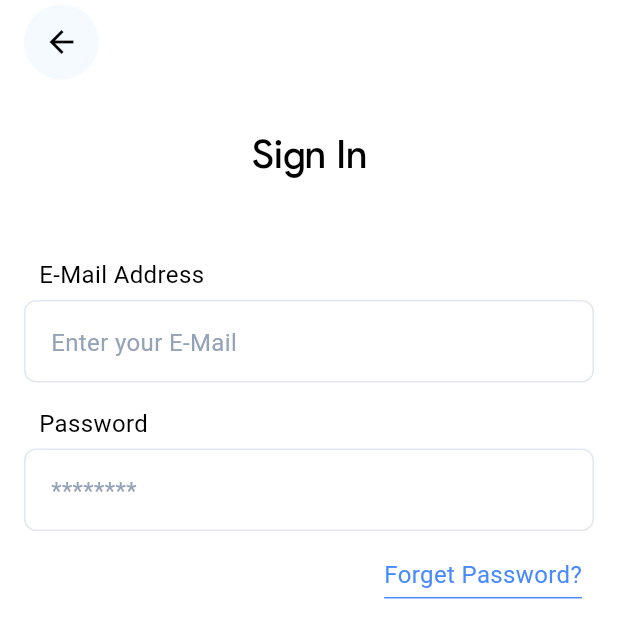
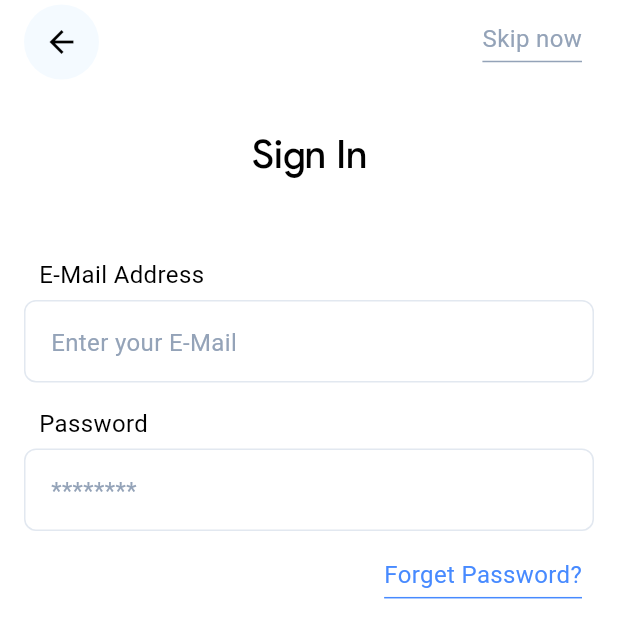
Before and after one commit to ABYUSUF1/ionic, a Flutter app: the screen it shows after launch, after a tap on "GO TO Auth", on a phone screen of 412 x 824 dp, the top half of it. Run offline on Flutter 3.47's test engine with Material 3 defaults, Android fonts, the phone set to English and light mode, and no system bars; our stand-ins replace animate_do, device_preview, firebase_auth, flutter_svg, go_router, google_sign_in; accounts and stored records are empty; project files that could hold a hidden picture were left out.

Commit message:
Enhance CustomUnderlineButton to accept color parameter; but skip button in sign in view to skip auth

```diff
--- a/lib/core/widgets/buttons/custom_underline_button.dart
+++ b/lib/core/widgets/buttons/custom_underline_button.dart
@@ -4,7 +4,13 @@ import 'package:ionic/core/theme/app_colors.dart';
 class CustomUnderlineButton extends StatelessWidget {
   final void Function()? onPressed;
   final String text;
-  const CustomUnderlineButton({super.key, this.onPressed, required this.text});
+  final Color? color;
+  const CustomUnderlineButton({
+    super.key,
+    this.onPressed,
+    this.color,
+    required this.text,
+  });
 
   @override
   Widget build(BuildContext context) {
@@ -22,7 +28,7 @@ class CustomUnderlineButton extends StatelessWidget {
           decoration: BoxDecoration(
             border: Border(
               bottom: BorderSide(
-                color: AppColors.primaryColor,
+                color: color ?? AppColors.primaryColor,
                 width: 1.0, // Underline thickness
               ),
             ),
@@ -30,7 +36,7 @@ class CustomUnderlineButton extends StatelessWidget {
           child: Text(
             text,
             style: theme.textTheme.bodyMedium!.copyWith(
-              color: AppColors.primaryColor,
+              color: color ?? AppColors.primaryColor,
             ),
           ),
         ),
--- a/lib/features/auth/presentation/views/sign_in_view.dart
+++ b/lib/features/auth/presentation/views/sign_in_view.dart
@@ -1,6 +1,9 @@
 import 'package:flutter/material.dart';
+import 'package:go_router/go_router.dart';
+import 'package:ionic/core/widgets/buttons/custom_underline_button.dart';
 import 'package:ionic/features/auth/presentation/widgets/sign_in_view_body.dart';
 
+import '../../../../core/routing/app_router_name.dart';
 import '../../../../core/widgets/buttons/custom_back_button.dart';
 
 class SignInView extends StatelessWidget {
@@ -8,11 +11,23 @@ class SignInView extends StatelessWidget {
 
   @override
   Widget build(BuildContext context) {
+    final theme = Theme.of(context);
     return Scaffold(
-      backgroundColor: Theme.of(context).colorScheme.surface,
+      backgroundColor: theme.colorScheme.surface,
       appBar: AppBar(
         automaticallyImplyLeading: false,
         title: const CustomBackButton(),
+        actionsPadding: EdgeInsetsDirectional.only(end: 16),
+        actions: [
+          CustomUnderlineButton(
+            text: "Skip now",
+            color: theme.colorScheme.onSurfaceVariant,
+
+            onPressed: () {
+              context.go(AppRouterName.homeRoute);
+            },
+          ),
+        ],
       ),
       body: SignInViewBody(),
     );
```
